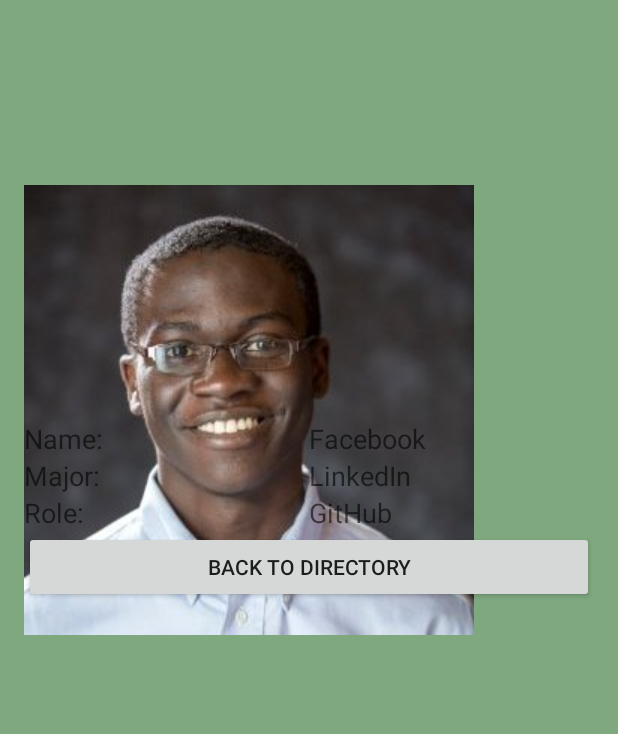
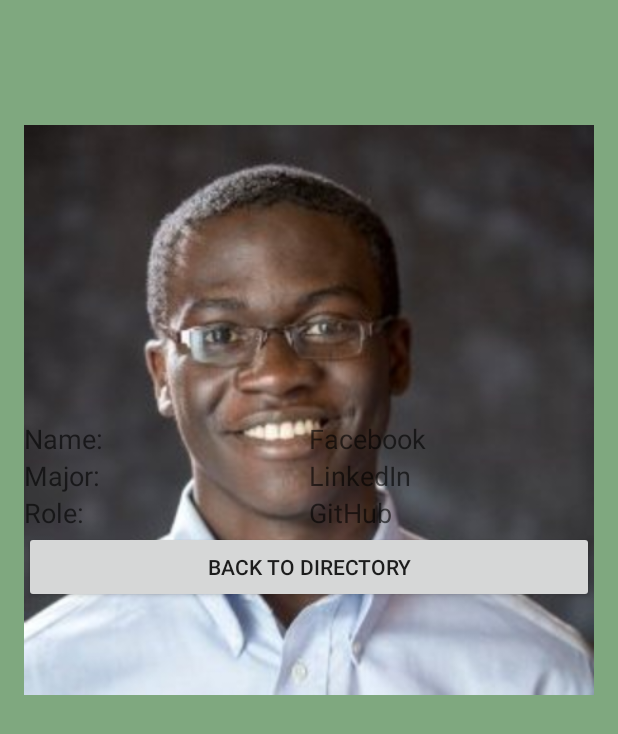
Before and after one commit to zsusag/AppDevDirectory, an Android app: the ProfileActivity screen opened directly, with no data from a screen before it, on a phone screen of 412 x 824 dp. Shown: the top 734 px of the screen. Run offline under Robolectric (Android 15) with nearby library versions, the phone set to English and light mode, and no system bars; network calls fail.

Commit message:
Add id names to ProfileActivity TextViews and ImageView

```diff
--- a/app/src/main/res/layout/content_profile.xml
+++ b/app/src/main/res/layout/content_profile.xml
@@ -14,9 +14,9 @@
     android:background="@color/abc_search_url_text_normal">
 
     <ImageView
-        android:layout_width="wrap_content"
+        android:layout_width="match_parent"
         android:layout_height="match_parent"
-        android:id="@+id/imageView"
+        android:id="@+id/profImageView"
         android:src="@drawable/larry"
         android:layout_alignParentBottom="true"
         android:layout_alignParentLeft="true"
@@ -42,7 +42,7 @@
                 android:layout_height="wrap_content"
                 android:textAppearance="?android:attr/textAppearanceMedium"
                 android:text="Name:"
-                android:id="@+id/textView"
+                android:id="@+id/profNameTextView"
                 android:layout_column="0"
                 android:layout_weight="1" />
 
@@ -51,7 +51,7 @@
                 android:layout_height="wrap_content"
                 android:textAppearance="?android:attr/textAppearanceMedium"
                 android:text="Facebook"
-                android:id="@+id/textView2"
+                android:id="@+id/profFacebookTextView"
                 android:layout_column="1"
                 android:layout_weight="1" />
 
@@ -66,7 +66,7 @@
                 android:layout_height="wrap_content"
                 android:textAppearance="?android:attr/textAppearanceMedium"
                 android:text="Major:"
-                android:id="@+id/textView3"
+                android:id="@+id/profMajorTextView"
                 android:layout_column="0"
                 android:layout_weight="1" />
 
@@ -75,7 +75,7 @@
                 android:layout_height="wrap_content"
                 android:textAppearance="?android:attr/textAppearanceMedium"
                 android:text="LinkedIn"
-                android:id="@+id/textView4"
+                android:id="@+id/profLinkedTextView"
                 android:layout_column="1"
                 android:layout_weight="1" />
         </TableRow>
@@ -89,7 +89,7 @@
                 android:layout_height="wrap_content"
                 android:textAppearance="?android:attr/textAppearanceMedium"
                 android:text="Role:"
-                android:id="@+id/textView5"
+                android:id="@+id/profRoleTextView"
                 android:layout_column="0"
                 android:layout_weight="1" />
 
@@ -98,7 +98,7 @@
                 android:layout_height="wrap_content"
                 android:textAppearance="?android:attr/textAppearanceMedium"
                 android:text="GitHub"
-                android:id="@+id/textView6"
+                android:id="@+id/profGitTextView"
                 android:layout_column="1"
                 android:layout_weight="1" />
         </TableRow>
```
